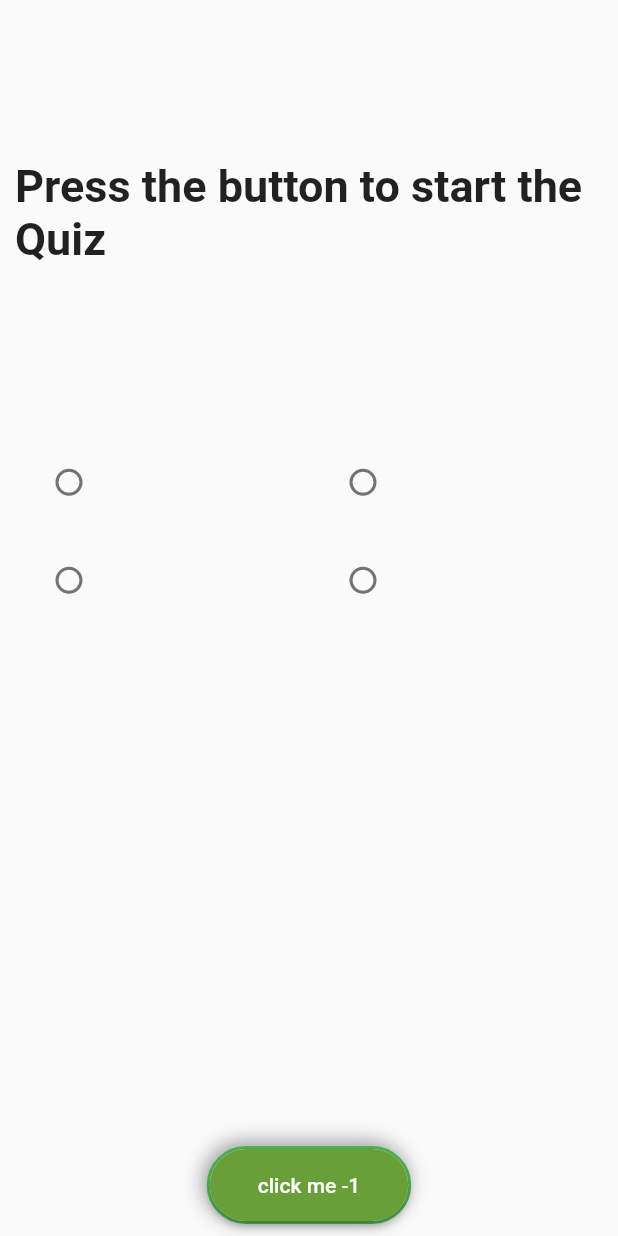
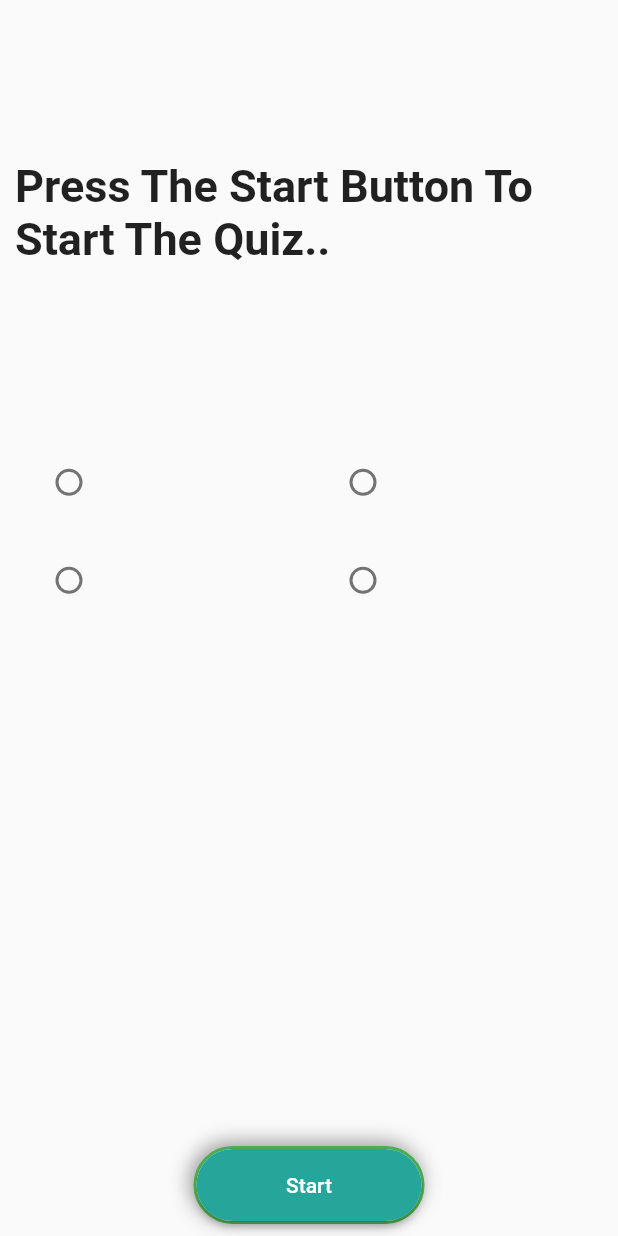
Before and after one commit to shubhamgitvns/Quiz_App, a Flutter app: the QuizApp widget shown alone on an empty page, opened directly, on a phone screen of 412 x 824 dp. Run offline on Flutter 3.47's test engine with Material 2 defaults, Android fonts, the phone set to English and light mode, and no system bars; network calls fail; key blocks and very long unbroken strings in the code were emptied for the run.

Commit message:
Put logic on the button in python quiz

```diff
--- a/lib/quizapp.dart
+++ b/lib/quizapp.dart
@@ -23,12 +23,15 @@ class _QuizAppState extends State<QuizApp> {
   String correctanswer = "";
   String message = "Clicked";
   String length = "length";
-  String question = "Press the button to start the Quiz";
+  String question = "Press The Start Button To Start The Quiz..";
   String opt1 = "";
   String opt2 = "";
   String opt3 = "";
   String opt4 = "";
+  String buttonlevel = "Start";
   int i = 0;
+  Color buttoncolorred = Colors.teal.shade400;
+
   List<Widget> scores = [];
   void _handleOptionChange(int? value) {
     setState(() {
@@ -151,10 +154,17 @@ class _QuizAppState extends State<QuizApp> {
                           spreadRadius: 1.0,
                         ),
                       ]),
+                  child: SizedBox(
+                    width: 150,
                     child: ElevatedButton(
-                      child: Text("click me $counter"),
+                        child: Text(buttonlevel),
                         onPressed: () async {
-                        print("counter$counter");
+              //<<<<<<<<<<Start the test then button text and color is change>>>>>>>>>>>>>>>>//
+                          if(counter>=-1){
+                            buttonlevel="Submit";
+                            buttoncolorred =Colors.lightGreen.shade600;
+                          }
+
                           if (counter == -1) {
 
                             //*******if question start than question is downloaded**********************
@@ -202,7 +212,8 @@ class _QuizAppState extends State<QuizApp> {
                             opt2 = "";
                             opt3 = "";
                             opt4 = "";
-                          message = "Restart";
+                            // counter=-1;
+                            // buttonlevel = "Restart";
                             return;
                           }
 
@@ -217,11 +228,12 @@ class _QuizAppState extends State<QuizApp> {
                           setState(() {});
                         },
                       style: ElevatedButton.styleFrom(
-                      primary: Colors.lightGreen[700],
+                        primary:  buttoncolorred,
                         padding: const EdgeInsets.symmetric(
                             horizontal: 32, vertical: 16),
                         shape: RoundedRectangleBorder(
                           borderRadius: BorderRadius.circular(30),
+                        ),
                       ),
                     ),
                   ),
--- a/lib/stateless.dart
+++ b/lib/stateless.dart
@@ -153,7 +153,7 @@ class MyApp extends StatelessWidget {
         appBar: AppBar(
           title: Text("Python Quiz"),
           centerTitle: true,
-          backgroundColor: Colors.amber,
+          backgroundColor: Colors.teal,
           shadowColor: Colors.grey,
 
         ),
```
Lines whose indentation alone changed are shown as unchanged.
